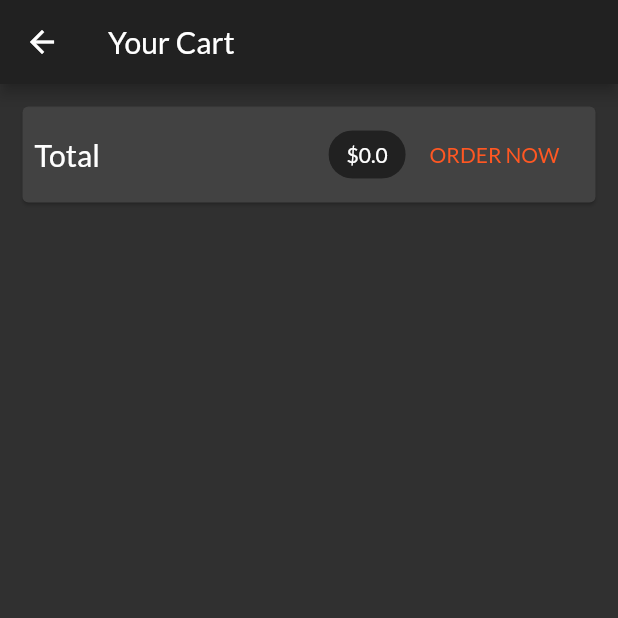
After one commit to JaavierR/shop-app-flutter, a Flutter app: the CartScreen screen opened by its route, on a phone screen of 412 x 824 dp, the top half of it. The commit adds this screen. Run offline on Flutter 3.47's test engine with Material 2 defaults, Android fonts, the phone set to English and light mode, and no system bars; network calls fail.

Commit message:
feat: work on the shopping cart and display the total amount

```diff
--- a/lib/main.dart
+++ b/lib/main.dart
@@ -3,6 +3,7 @@ import 'package:provider/provider.dart';
 
 import './providers/cart.dart';
 import './providers/products.dart';
+import './screens/cart_screen.dart';
 import './screens/product_detail_screen.dart';
 import './screens/products_overview_screen.dart';
 
@@ -36,6 +37,7 @@ class MyApp extends StatelessWidget {
         home: ProductsOverviewScreen(),
         routes: {
           ProductDetailScreen.routeName: (ctx) => ProductDetailScreen(),
+          CartScreen.routeName: (ctx) => CartScreen(),
         },
       ),
     );
--- a/lib/providers/cart.dart
+++ b/lib/providers/cart.dart
@@ -23,6 +23,14 @@ class Cart with ChangeNotifier {
 
   int get itemCount {
     return _items.length;
+  }
+
+  double get totalAmount {
+    var total = 0.0;
+    _items.forEach((key, cartItem) {
+      total += cartItem.price * cartItem.quantity;
+    });
+    return total;
   }
 
   void addItem({
--- /dev/null
+++ b/lib/screens/cart_screen.dart
@@ -0,0 +1,53 @@
+import 'package:flutter/material.dart';
+import 'package:provider/provider.dart';
+
+import '../providers/cart.dart';
+
+class CartScreen extends StatelessWidget {
+  static const routeName = '/cart';
+
+  @override
+  Widget build(BuildContext context) {
+    final cart = Provider.of<Cart>(context);
+    return Scaffold(
+      appBar: AppBar(
+        title: Text('Your Cart'),
+      ),
+      body: Column(
+        children: [
+          Card(
+            margin: const EdgeInsets.all(15.0),
+            child: Padding(
+              padding: const EdgeInsets.all(8.0),
+              child: Row(
+                mainAxisAlignment: MainAxisAlignment.spaceBetween,
+                children: [
+                  Text(
+                    'Total',
+                    style: TextStyle(fontSize: 20),
+                  ),
+                  Spacer(),
+                  Chip(
+                    label: Text(
+                      '\$${cart.totalAmount}',
+                      style: TextStyle(
+                        color:
+                            Theme.of(context).primaryTextTheme.headline6.color,
+                      ),
+                    ),
+                    backgroundColor: Theme.of(context).primaryColor,
+                  ),
+                  FlatButton(
+                    onPressed: () {},
+                    child: Text('ORDER NOW'),
+                    textColor: Theme.of(context).accentColor,
+                  )
+                ],
+              ),
+            ),
+          ),
+        ],
+      ),
+    );
+  }
+}
--- a/lib/screens/products_overview_screen.dart
+++ b/lib/screens/products_overview_screen.dart
@@ -2,6 +2,7 @@ import 'package:flutter/material.dart';
 import 'package:provider/provider.dart';
 
 import '../providers/cart.dart';
+import '../screens/cart_screen.dart';
 import '../widgets/badge.dart';
 import '../widgets/products_grid.dart';
 
@@ -55,7 +56,11 @@ class _ProductsOverviewScreenState extends State<ProductsOverviewScreen> {
               icon: Icon(
                 Icons.shopping_cart,
               ),
-              onPressed: () {},
+              onPressed: () {
+                Navigator.of(context).pushNamed(
+                  CartScreen.routeName,
+                );
+              },
             ),
           ),
         ],
```
